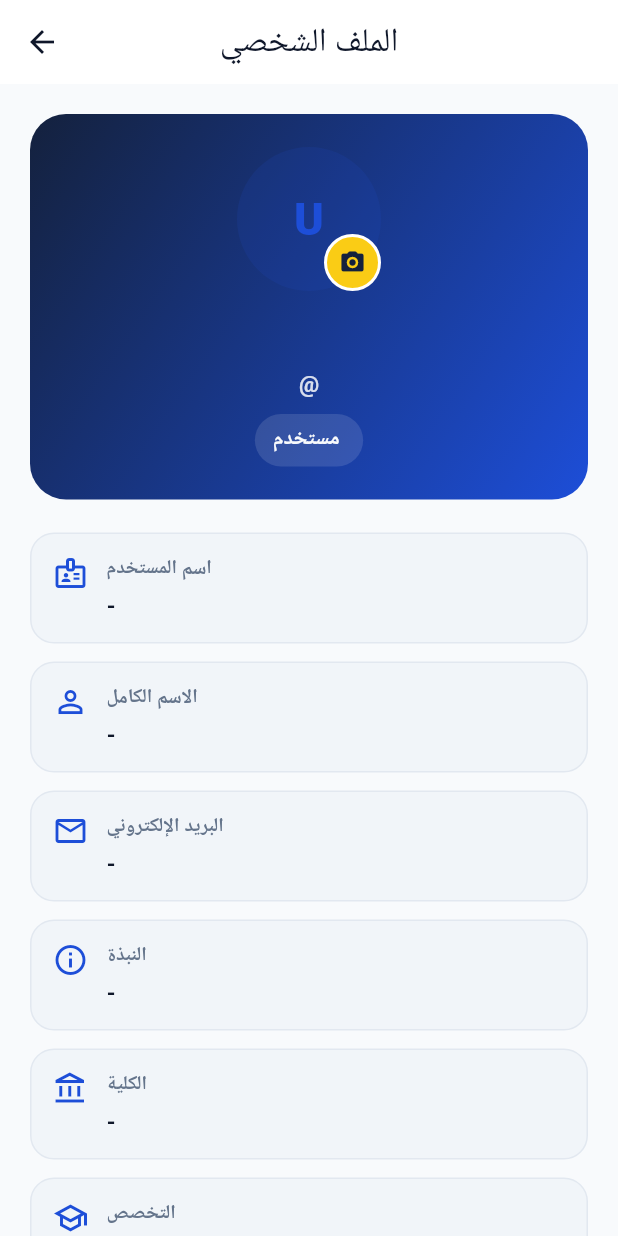
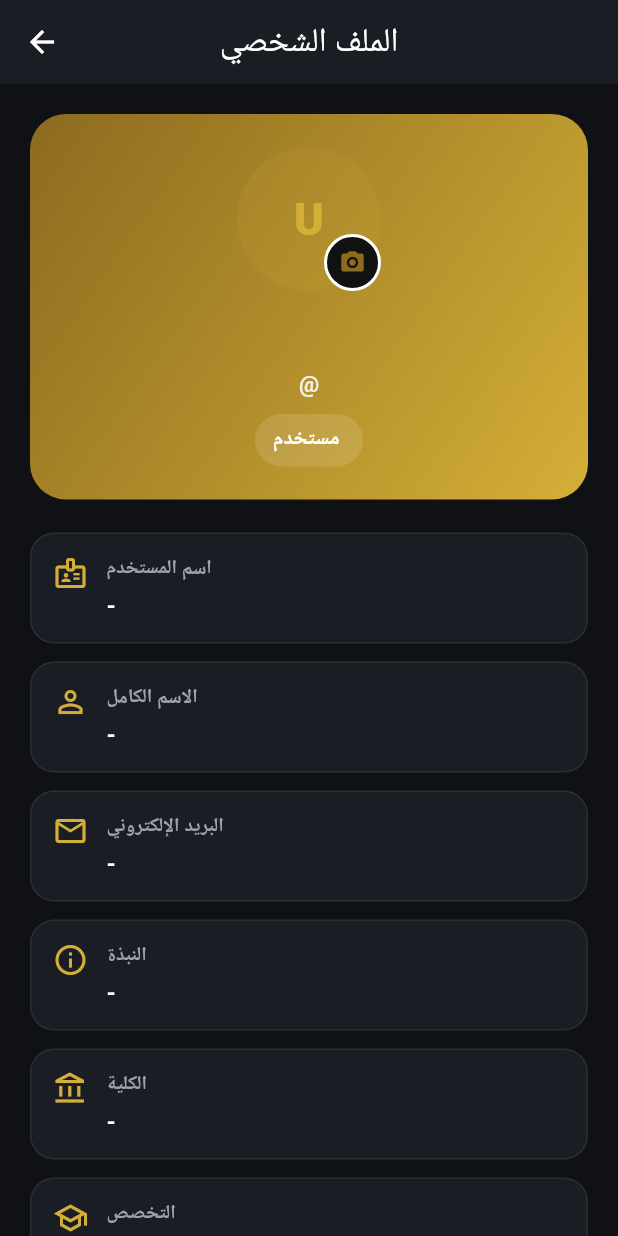
Before and after one commit to hamdan-th/Edu_mate, a Flutter app: the screen it shows once a user with an empty profile is signed in, after a tap on the "person outline" icon, on a phone screen of 412 x 824 dp. Run offline on Flutter 3.47's test engine with Material 3 defaults, Android fonts, the phone set to English and light mode, and no system bars; our stand-ins replace app_links, cloud_firestore, cloud_functions, dio, dotted_border, file_picker and 7 more; missing offline and left inert: flutter_pdfview, syncfusion_flutter_pdfviewer; accounts and stored records are empty; network calls fail.

Commit message:
rescue broken ai state before rollback

```diff
--- a/lib/core/theme/app_colors.dart
+++ b/lib/core/theme/app_colors.dart
@@ -4,24 +4,24 @@ class AppColors {
   AppColors._();
 
   // Primary identity
-  static const Color primary = Color(0xFF1D4ED8);
-  static const Color primaryDark = Color(0xFF14213D);
-  static const Color secondary = Color(0xFFFACC15);
+  static const Color primary = Color(0xFFD4AF37);
+  static const Color primaryDark = Color(0xFF8C6B1F);
+  static const Color secondary = Color(0xFF111111);
 
   // Backgrounds
-  static const Color background = Color(0xFFF8FAFC);
-  static const Color surface = Color(0xFFFFFFFF);
-  static const Color darkSurface = Color(0xFF1A2C52);
+  static const Color background = Color(0xFF0F1115);
+  static const Color surface = Color(0xFF1A1D23);
+  static const Color darkSurface = Color(0xFF0B0D11);
 
   // Text
-  static const Color textPrimary = Color(0xFF0F172A);
-  static const Color textSecondary = Color(0xFF64748B);
-  static const Color textOnDark = Color(0xFFF8FAFC);
+  static const Color textPrimary = Color(0xFFFFFFFF);
+  static const Color textSecondary = Color(0xFF9CA3AF);
+  static const Color textOnDark = Color(0xFFFFFFFF);
 
   // Inputs / borders
-  static const Color inputFill = Color(0xFFF1F5F9);
-  static const Color inputDarkFill = Color(0xFF162544);
-  static const Color border = Color(0xFFE2E8F0);
+  static const Color inputFill = Color(0xFF1A1D23);
+  static const Color inputDarkFill = Color(0xFF111318);
+  static const Color border = Color(0xFF2A2E35);
 
   // Feedback
   static const Color success = Color(0xFF16A34A);
@@ -29,5 +29,5 @@ class AppColors {
   static const Color warning = Color(0xFFF59E0B);
 
   // Accent glow
-  static const Color blueGlow = Color(0xFF60A5FA);
+  static const Color blueGlow = Color(0xFFD4AF37);
 }
--- a/lib/core/theme/app_theme.dart
+++ b/lib/core/theme/app_theme.dart
@@ -8,7 +8,7 @@ class AppTheme {
     return ThemeData(
       useMaterial3: true,
       scaffoldBackgroundColor: AppColors.background,
-      colorScheme: const ColorScheme.light(
+      colorScheme: const ColorScheme.dark(
         primary: AppColors.primary,
         secondary: AppColors.secondary,
         surface: AppColors.surface,
@@ -62,8 +62,8 @@ class AppTheme {
       ),
       elevatedButtonTheme: ElevatedButtonThemeData(
         style: ElevatedButton.styleFrom(
-          backgroundColor: AppColors.secondary,
-          foregroundColor: AppColors.primaryDark,
+          backgroundColor: AppColors.primary,
+          foregroundColor: AppColors.secondary,
           minimumSize: const Size.fromHeight(52),
           elevation: 0,
           shape: RoundedRectangleBorder(
--- a/lib/main.dart
+++ b/lib/main.dart
@@ -28,6 +28,8 @@ class EduApp extends StatelessWidget {
       debugShowCheckedModeBanner: false,
       title: 'Edu Mate',
       theme: AppTheme.lightTheme,
+      darkTheme: AppTheme.lightTheme,
+      themeMode: ThemeMode.dark,
       home: const AuthGate(),
       routes: {
         '/login': (_) => const LoginScreen(),
```
